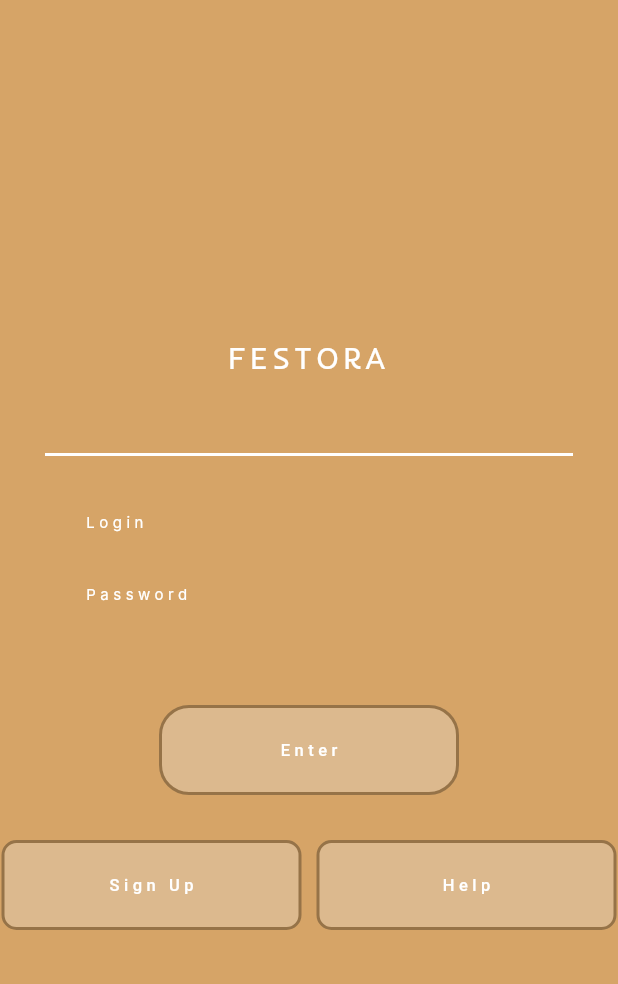
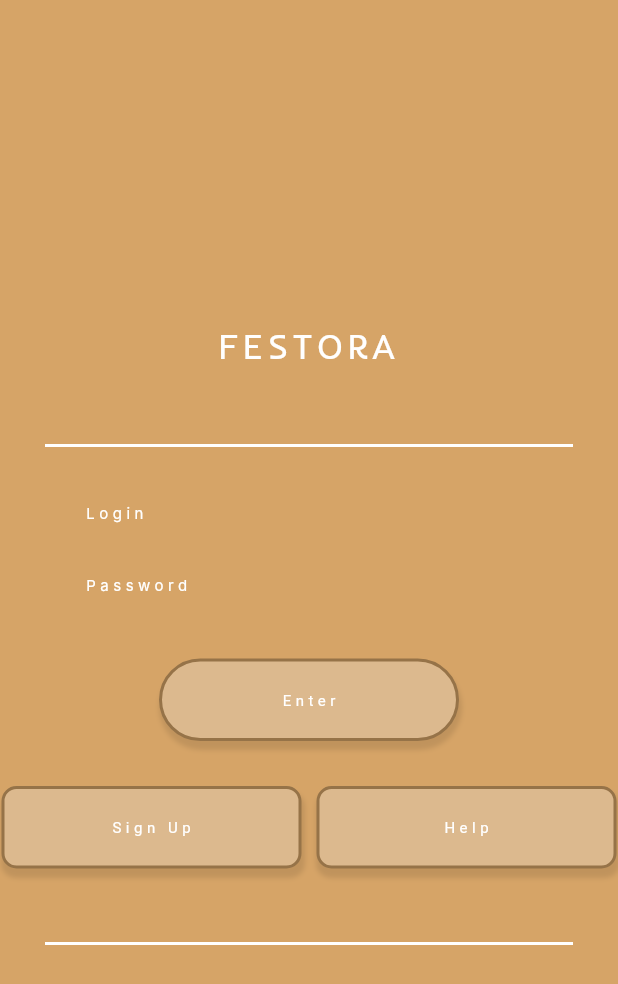
Before and after one commit to VictorAlexandreMuller/Frontend, a Flutter app: the screen it shows after launch, on a phone screen of 412 x 824 dp. Shown: the top 984 px of the screen. Run offline on Flutter 3.47's test engine with Material 3 defaults, Android fonts, the phone set to English and light mode, and no system bars; our stand-ins replace go_router; Roboto replaces fonts that are missing (InriaSans, Inter).

Commit message:
fix: login page

```diff
--- a/lib/pages/login/login_page.dart
+++ b/lib/pages/login/login_page.dart
@@ -35,8 +35,10 @@ class _LoginPage extends State<LoginPage> {
           mainDivider(),
           SizedBox(height: 20),
           inputGroup(),
+          SizedBox(height: 25),
+          buttonGroup(),
           SizedBox(height: 50),
-          buttonGroup()
+          mainDivider(),
         ],
       ),
     );
@@ -48,7 +50,7 @@ class _LoginPage extends State<LoginPage> {
       textAlign: TextAlign.center,
       style: TextStyle(
         fontFamily: "Inder",
-        fontSize: 20,
+        fontSize: 23,
         fontWeight: FontWeight.w400,
         color: Colors.white,
         letterSpacing: 3.0,
@@ -73,9 +75,11 @@ class _LoginPage extends State<LoginPage> {
         children: [
           InputLogin(
             label: 'Login',
+            isPassword: false,
           ),
           InputLogin(
             label: 'Password',
+            isPassword: true,
           ),
         ],
       ),
--- a/lib/widgets/button/button_login.dart
+++ b/lib/widgets/button/button_login.dart
@@ -20,26 +20,32 @@ class ButtonLogin extends StatelessWidget {
     return InkWell(
       onTap: enabled ? onPressed : null,
       child: Container(
-        height: 60,
+        height: 55,
         width: 200,
-        decoration: ShapeDecoration(
+        decoration: BoxDecoration(
           color: Color(0xFFDCB98E),
-          shape: RoundedRectangleBorder(
-            borderRadius:
-                rounded ? BorderRadius.circular(20) : BorderRadius.circular(10),
-            side: BorderSide(
-              color: Color(0xFF967348),
-              width: 2,
+          borderRadius:
+              rounded ? BorderRadius.circular(30) : BorderRadius.circular(10),
+          border: Border.all(
+            color: Color(0xFF967348),
+            width: 2,
+          ),
+          boxShadow: [
+            BoxShadow(
+              color: Colors.black.withOpacity(0.1),
+              spreadRadius: 1,
+              blurRadius: 2,
+              offset: Offset(1, 5),
             ),
-          ),
+          ],
         ),
         child: Center(
           child: Text(
             text,
             style: TextStyle(
               color: Colors.white,
-              fontSize: 11,
-              fontWeight: FontWeight.w500,
+              fontSize: 10,
+              fontWeight: FontWeight.w400,
               fontFamily: 'InriaSans',
               letterSpacing: 3.0,
             ),
--- a/lib/widgets/input/input_login.dart
+++ b/lib/widgets/input/input_login.dart
@@ -4,10 +4,11 @@ import 'package:flutter/material.dart';
 class InputLogin extends StatefulWidget {
   const InputLogin({
     super.key,
-    required this.label,
+    required this.label, required this.isPassword,
   });
 
   final String label;
+  final bool isPassword;
 
   @override
   _InputLoginState createState() => _InputLoginState();
@@ -33,6 +34,9 @@ class _InputLoginState extends State<InputLogin> {
     return TextFormField(
       focusNode: _focusNode,
       initialValue: '',
+      obscureText: widget.isPassword ? true : false,
+      enableSuggestions: widget.isPassword ? false : true,
+      autocorrect: widget.isPassword ? false : true,
       style: TextStyle(
         fontSize: 12, // Diminui o tamanho do texto digitado
         color: Colors.white,
```
